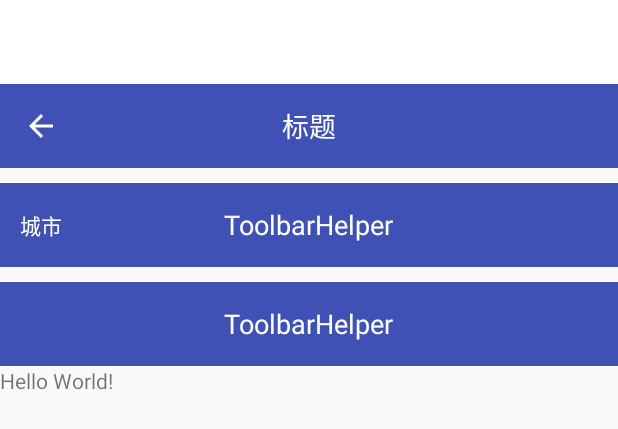
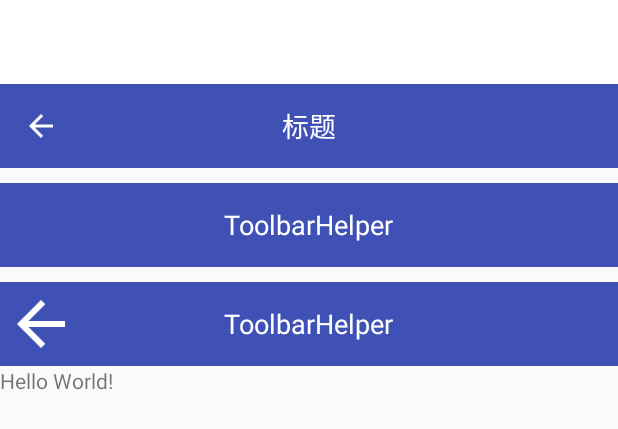
Before and after one commit to jeffreyhappy/CommonToolbar, an Android app: the layout activity_main.xml on its own in the app's theme, with its tools: preview values and no code run, on a phone screen of 412 x 824 dp. Shown: the top 429 px of the screen. Run offline under Robolectric (Android 15) with nearby library versions, the phone set to English and light mode, and no system bars.

Commit message:
左边自定义图片

```diff
--- a/app/src/main/res/layout/activity_main.xml
+++ b/app/src/main/res/layout/activity_main.xml
@@ -27,9 +27,9 @@
 
     <com.jeffrey.commontoolbar.CommonToolbar
         android:id="@+id/have_menu"
+        app:leftImg="@drawable/ic_arrow_back_white_48dp"
         app:title="@string/app_name"
         android:layout_marginTop="10dp"
-        app:showDefaultBack="false"
         android:background="@color/colorPrimary"
         android:layout_width="match_parent"
         android:layout_height="?attr/actionBarSize"/>
--- a/commontoolbar/build.gradle
+++ b/commontoolbar/build.gradle
@@ -4,7 +4,6 @@ apply plugin: 'com.github.dcendents.android-maven'
 android {
     compileSdkVersion 25
     buildToolsVersion "25.0.2"
-    resourcePrefix "toolbar_" //这个随便填
     defaultConfig {
         minSdkVersion 16
         targetSdkVersion 25
--- a/commontoolbar/src/main/java/com/jeffrey/commontoolbar/CommonToolbar.java
+++ b/commontoolbar/src/main/java/com/jeffrey/commontoolbar/CommonToolbar.java
@@ -55,6 +55,8 @@ public class CommonToolbar extends RelativeLayout implements OnMenuClickListener
     private int     defaultBackImg = R.drawable.ic_arrow_back_white_24dp;
     private AttributeSet attrs;
 
+    private Drawable leftImage;
+
     private View.OnClickListener  onLeftClickListener = new OnClickListener() {
         @Override
         public void onClick(View v) {
@@ -100,8 +102,12 @@ public class CommonToolbar extends RelativeLayout implements OnMenuClickListener
         this.attrs = attrs;
 
         TypedArray typedArray = getContext().obtainStyledAttributes(attrs,R.styleable.CommonToolbar);
-        leftText = typedArray.getString(R.styleable.CommonToolbar_leftText);
+        leftText = typedArray.getString(R.styleable.CommonToolbar_leftImg);
         leftTextColor = typedArray.getColor(R.styleable.CommonToolbar_leftTextColor,Color.WHITE);
+        leftImage = typedArray.getDrawable(R.styleable.CommonToolbar_leftImg);
+//        if (leftImage == null){
+//            leftImage = ActivityCompat.getDrawable(getContext(),defaultBackImg);
+//        }
 
         title = typedArray.getString(R.styleable.CommonToolbar_title);
         titleColor = typedArray.getColor(R.styleable.CommonToolbar_titleColor,Color.WHITE);
@@ -114,7 +120,7 @@ public class CommonToolbar extends RelativeLayout implements OnMenuClickListener
         menuTextColor = typedArray.getColor(R.styleable.CommonToolbar_menuTextColor,Color.WHITE);
 
 
-        if (showBackImg || !TextUtils.isEmpty(leftText)){
+        if (showBackImg || !TextUtils.isEmpty(leftText) || leftImage != null){
             rlLeft = new RelativeLayout(this.getContext());
             int width = (int) TypedValue.applyDimension(TypedValue.COMPLEX_UNIT_DIP,55,getResources().getDisplayMetrics());
             RelativeLayout.LayoutParams  lp = new RelativeLayout.LayoutParams(width, LayoutParams.MATCH_PARENT);
@@ -141,8 +147,12 @@ public class CommonToolbar extends RelativeLayout implements OnMenuClickListener
             showLeftText(leftText);
         }
 
-        if (showBackImg){
+        if (showBackImg ){
             setShowBackImg(ActivityCompat.getDrawable(getContext(),defaultBackImg));
+        }
+
+        if (leftImage != null){
+            setShowBackImg(leftImage);
         }
 
         if (!TextUtils.isEmpty(title)){
--- a/commontoolbar/src/main/res/values/attrs.xml
+++ b/commontoolbar/src/main/res/values/attrs.xml
@@ -2,6 +2,7 @@
 <resources>
     <declare-styleable name="CommonToolbar">
         <attr name="showDefaultBack" format="boolean"/>
+        <attr name="leftImg" format="reference"/>
         <attr name="leftText" format="string"/>
         <attr name="leftTextSize" format="dimension"/>
         <attr name="leftTextColor" format="color"/>
```
